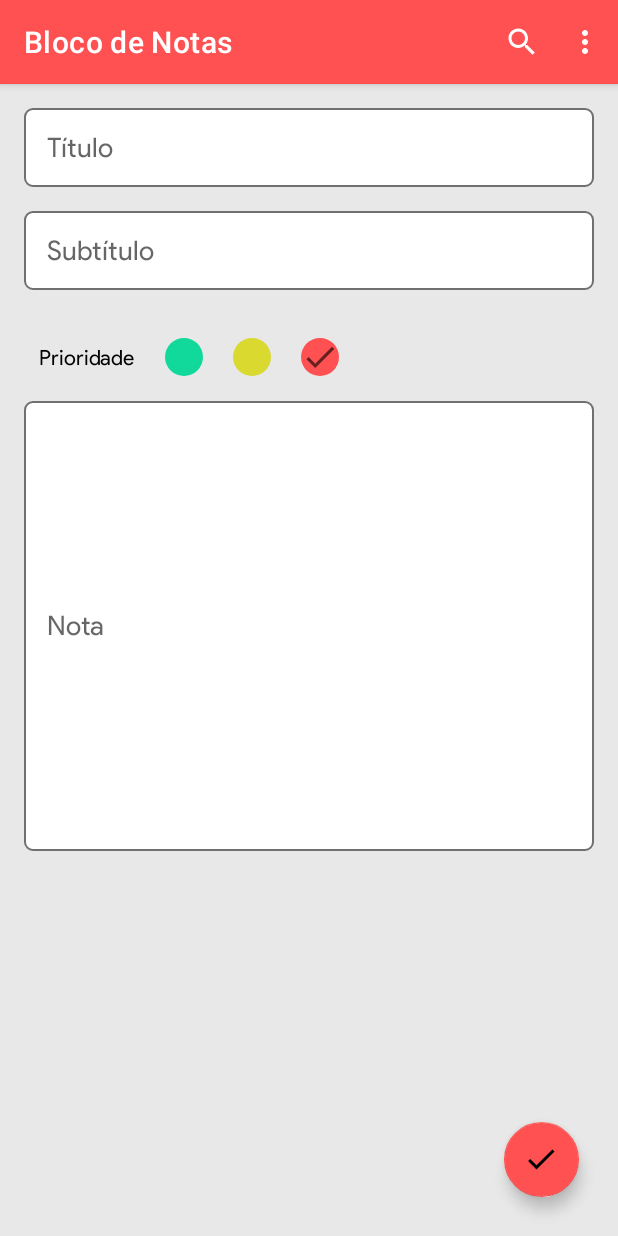
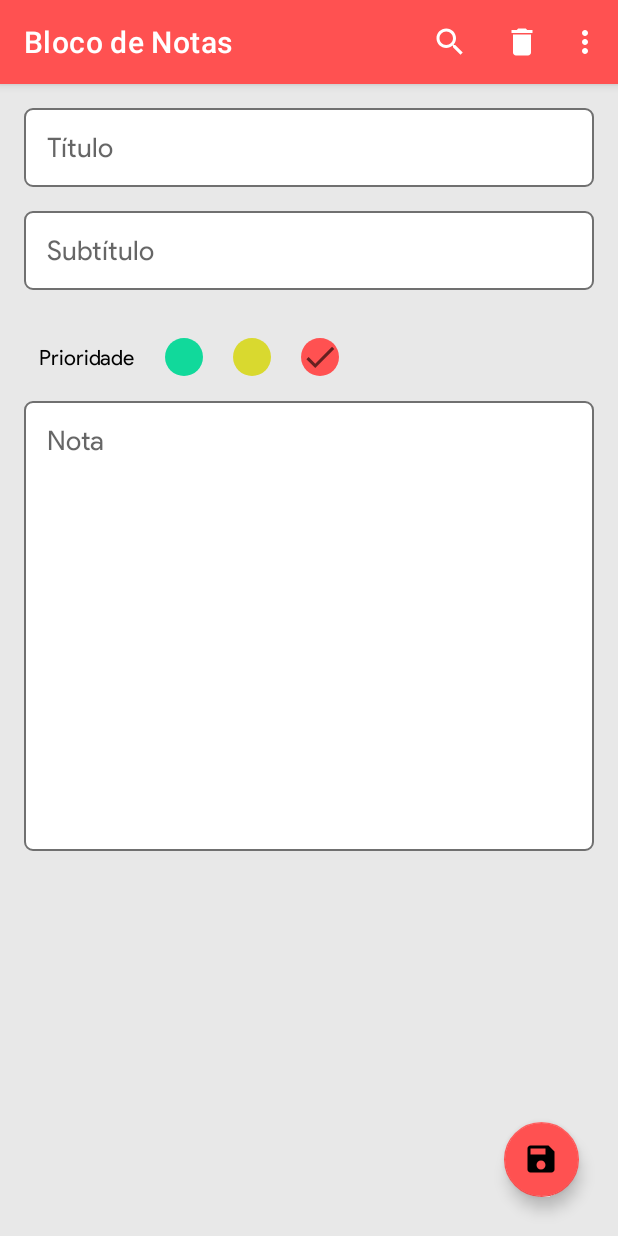
Before and after one commit to raquelvaladao/BlocodeNotas, an Android app: the fragment UpdateFragment placed in its activity, in the options menu, after a tap on "Deletar tudo", on a phone screen of 412 x 824 dp. Run offline under Robolectric (Android 15) with nearby library versions, the phone set to English and light mode, and no system bars; our stand-ins replace Room's generated code, data binding, navigation-ui; libraries missing offline, so code that uses them is left out: cn.pedant, com.pranavpandey.android; 6 statements that could not run were skipped.

Commit message:
delete implemented

```diff
--- a/app/build.gradle
+++ b/app/build.gradle
@@ -86,6 +86,9 @@ dependencies {
     //Custom Toast
     implementation 'com.pranavpandey.android:dynamic-toasts:3.3.1'
 
+    //Custom Alert Dialog
+    implementation 'cn.pedant.sweetalert:library:1.3'
+
 
 
 }
--- a/app/src/main/AndroidManifest.xml
+++ b/app/src/main/AndroidManifest.xml
@@ -1,5 +1,6 @@
 <?xml version="1.0" encoding="utf-8"?>
 <manifest xmlns:android="http://schemas.android.com/apk/res/android"
+    xmlns:tools="http://schemas.android.com/tools"
     package="com.raquel.blocodenotas">
 
     <application
@@ -7,6 +8,7 @@
         android:icon="@mipmap/ic_launcher"
         android:label="@string/app_name"
         android:roundIcon="@mipmap/ic_launcher_round"
+        tools:replace="android:icon"
         android:supportsRtl="true"
         android:theme="@style/Theme.BlocoDeNotas">
                <activity android:name=".MainActivity">
--- a/app/src/main/java/com/raquel/blocodenotas/MainActivity.kt
+++ b/app/src/main/java/com/raquel/blocodenotas/MainActivity.kt
@@ -2,10 +2,8 @@ package com.raquel.blocodenotas
 
 import androidx.appcompat.app.AppCompatActivity
 import android.os.Bundle
-import androidx.navigation.NavController
 import androidx.navigation.findNavController
 import androidx.navigation.ui.setupActionBarWithNavController
-import com.raquel.blocodenotas.databinding.ActivityMainBinding
 
 class MainActivity : AppCompatActivity() {
 
@@ -14,7 +12,6 @@ class MainActivity : AppCompatActivity() {
         setContentView(R.layout.activity_main)
 
         setupActionBarWithNavController(findNavController(R.id.host_fragment))
-
     }
 
     override fun onSupportNavigateUp(): Boolean {
--- a/app/src/main/java/com/raquel/blocodenotas/fragments/ListFragment.kt
+++ b/app/src/main/java/com/raquel/blocodenotas/fragments/ListFragment.kt
@@ -2,12 +2,13 @@ package com.raquel.blocodenotas.fragments
 
 import android.os.Bundle
 import android.view.*
+import android.widget.Toast
 import androidx.fragment.app.Fragment
-import androidx.lifecycle.Observer
 import androidx.lifecycle.ViewModelProvider
 import androidx.navigation.fragment.findNavController
 import androidx.recyclerview.widget.GridLayoutManager
 import com.raquel.blocodenotas.R
+import com.raquel.blocodenotas.adapter.ListAdapter
 import com.raquel.blocodenotas.viewmodel.UserViewModel
 import com.raquel.blocodenotas.databinding.FragmentListBinding
 
@@ -30,9 +31,10 @@ class ListFragment : Fragment() {
         recyclerView.adapter = adapter
         recyclerView.layoutManager = GridLayoutManager(requireActivity(), 2)
 
-        //USERVIEWMODEL
+
+        //USERVIEWMODEL observa mudanças e notifica pro recyclerview
         mUserViewModel = ViewModelProvider(this).get(UserViewModel::class.java)
-        mUserViewModel.readAllData.observe(viewLifecycleOwner, Observer { user -> adapter.setData(user) })
+        mUserViewModel.readAllData.observe(viewLifecycleOwner, { user -> adapter.setData(user) })
 
         binding.newNotesButton.setOnClickListener {
             findNavController().navigate(R.id.action_listFragment3_to_notesFragment)
--- a/app/src/main/java/com/raquel/blocodenotas/fragments/UpdateFragment.kt
+++ b/app/src/main/java/com/raquel/blocodenotas/fragments/UpdateFragment.kt
@@ -1,21 +1,23 @@
 package com.raquel.blocodenotas.fragments
 
+import android.app.AlertDialog
 import android.os.Bundle
 import android.view.*
 import androidx.fragment.app.Fragment
 import androidx.fragment.app.viewModels
 import androidx.navigation.fragment.findNavController
 import androidx.navigation.fragment.navArgs
+import cn.pedant.SweetAlert.SweetAlertDialog
 import com.pranavpandey.android.dynamic.toasts.DynamicToast
 import com.raquel.blocodenotas.R
 import com.raquel.blocodenotas.data.Priority
 import com.raquel.blocodenotas.data.Priority.*
 import com.raquel.blocodenotas.data.User
-
 import com.raquel.blocodenotas.databinding.FragmentUpdateBinding
 import com.raquel.blocodenotas.viewmodel.UserViewModel
 import java.text.SimpleDateFormat
 import java.util.*
+
 
 class UpdateFragment : Fragment() {
 
@@ -31,7 +33,6 @@ class UpdateFragment : Fragment() {
 
     //update
     private val mUserViewModel: UserViewModel by viewModels()
-
 
     override fun onCreateView(inflater: LayoutInflater, container: ViewGroup?, savedInstanceState: Bundle?): View? {
 
@@ -62,28 +63,71 @@ class UpdateFragment : Fragment() {
                     updateDataToDatabase()
                 }
             }
+
         }
         initView()
+
+        setHasOptionsMenu(true)
         return view
+    }
+
+    override fun onOptionsItemSelected(item: MenuItem): Boolean{
+        if(item.itemId == R.id.delete_sigle) confirmRemoval()
+        return super.onOptionsItemSelected(item)
+    }
+
+
+
+    private fun confirmRemoval() {
+        val builder = AlertDialog.Builder(requireContext())
+        builder.setPositiveButton("Sim"){
+            _,_->
+            mUserViewModel.deleteUser(args.currentItem)
+            DynamicToast.make(this@UpdateFragment.requireActivity(), "Nota deletada")
+                    .show()
+            findNavController().navigate(R.id.action_updateFragment_to_listFragment3)
+            findNavController().navigate(R.id.action_updateFragment_to_listFragment3)
+
+        }
+        builder.setTitle("Tem certeza que deseja apagar ${args.currentItem.notesTitleDB}?")
+        builder.setMessage("Não será possível recuperar o arquivo")
+        builder.setNegativeButton("Não") { _, _ -> }
+        builder.create().show()
+    }
+
+    override fun onCreateOptionsMenu(menu: Menu, inflater: MenuInflater) {
+       inflater.inflate(R.menu.update_fragment_menu, menu)
     }
 
     private fun parsePriorityModelToView(enumPriority: Priority) {
        when (enumPriority) {
            LOW -> {
                binding.apply {
-                    NotesFragment.setGivenColorToPriorityImageView(updateGreenButton, updateYellowButton, updateRedButton)
+                   NotesFragment.setGivenColorToPriorityImageView(
+                           updateGreenButton,
+                           updateYellowButton,
+                           updateRedButton
+                   )
                }
                priority = "1"
            }
            MEDIUM -> {
                binding.apply {
-                    NotesFragment.setGivenColorToPriorityImageView(updateYellowButton, updateGreenButton, updateRedButton)
+                   NotesFragment.setGivenColorToPriorityImageView(
+                           updateYellowButton,
+                           updateGreenButton,
+                           updateRedButton
+                   )
                }
                priority = "2"
            }
            HIGH -> {
                binding.apply {
-                    NotesFragment.setGivenColorToPriorityImageView(updateRedButton, updateGreenButton, updateYellowButton)
+                   NotesFragment.setGivenColorToPriorityImageView(
+                           updateRedButton,
+                           updateGreenButton,
+                           updateYellowButton
+                   )
                }
                priority = "3"
            }
@@ -112,7 +156,8 @@ class UpdateFragment : Fragment() {
 
             if (NotesFragment.inputCheck(title, notes)) {
                 //SE FOR TRUE, CRIAR OBJETO DA CLASSE USER NO BANCO DE DADOS
-                val updatedItem = User(args.currentItem.id,
+                val updatedItem = User(
+                        args.currentItem.id,
                         title,
                         subtitle,
                         notes,
--- a/app/src/main/java/com/raquel/blocodenotas/viewmodel/UserDao.kt
+++ b/app/src/main/java/com/raquel/blocodenotas/viewmodel/UserDao.kt
@@ -16,7 +16,7 @@ interface UserDao {
     @Update
     suspend fun updateUser(user: User)
 
- //   @Delete
-  //  suspend fun deleteUser(user: User)
+    @Delete
+    suspend fun deleteUser(user: User)
 
 }
--- /dev/null
+++ b/app/src/main/res/drawable/ic_baseline_delete_24.xml
@@ -0,0 +1,10 @@
+<vector xmlns:android="http://schemas.android.com/apk/res/android"
+    android:width="24dp"
+    android:height="24dp"
+    android:viewportWidth="24"
+    android:viewportHeight="24"
+    android:tint="?attr/colorControlNormal">
+  <path
+      android:fillColor="@android:color/white"
+      android:pathData="M6,19c0,1.1 0.9,2 2,2h8c1.1,0 2,-0.9 2,-2V7H6v12zM19,4h-3.5l-1,-1h-5l-1,1H5v2h14V4z"/>
+</vector>
--- /dev/null
+++ b/app/src/main/res/drawable/ic_baseline_save.xml
@@ -0,0 +1,10 @@
+<vector xmlns:android="http://schemas.android.com/apk/res/android"
+    android:width="24dp"
+    android:height="24dp"
+    android:viewportWidth="24"
+    android:viewportHeight="24"
+    android:tint="?attr/colorControlNormal">
+  <path
+      android:fillColor="@android:color/white"
+      android:pathData="M17,3L5,3c-1.11,0 -2,0.9 -2,2v14c0,1.1 0.89,2 2,2h14c1.1,0 2,-0.9 2,-2L21,7l-4,-4zM12,19c-1.66,0 -3,-1.34 -3,-3s1.34,-3 3,-3 3,1.34 3,3 -1.34,3 -3,3zM15,9L5,9L5,5h10v4z"/>
+</vector>
--- a/app/src/main/res/layout/fragment_update.xml
+++ b/app/src/main/res/layout/fragment_update.xml
@@ -26,7 +26,8 @@
                 android:background="@drawable/edit_text_back"
                 android:fontFamily="@font/product_sans_regular"
                 android:hint="Título"
-                android:padding="15dp" />
+                android:padding="15dp"
+                android:singleLine="true"/>
 
             <EditText
                 android:id="@+id/update_subtitleEditText"
@@ -40,7 +41,8 @@
                 android:background="@drawable/edit_text_back"
                 android:fontFamily="@font/product_sans_regular"
                 android:hint="Subtítulo"
-                android:padding="15dp" />
+                android:padding="15dp"
+                android:singleLine="true"/>
 
             <LinearLayout
                 android:layout_width="match_parent"
@@ -95,7 +97,8 @@
                 android:background="@drawable/edit_text_back"
                 android:fontFamily="@font/product_sans_regular"
                 android:hint="Nota"
-                android:padding="15dp" />
+                android:padding="15dp"
+                android:gravity="start"/>
 
         </LinearLayout>
 
@@ -107,7 +110,7 @@
             android:layout_alignParentBottom="true"
             android:layout_alignParentRight="true"
             android:backgroundTint="@color/red"
-            android:src="@drawable/ic_baseline_done_24"
+            android:src="@drawable/ic_baseline_save"
             app:fabCustomSize="50dp" />
 
     </RelativeLayout>
--- /dev/null
+++ b/app/src/main/res/menu/update_fragment_menu.xml
@@ -0,0 +1,10 @@
+<?xml version="1.0" encoding="utf-8"?>
+<menu xmlns:app="http://schemas.android.com/apk/res-auto"
+    xmlns:android="http://schemas.android.com/apk/res/android">
+
+    <item android:title="Deletar"
+        android:id="@+id/delete_sigle"
+        android:icon="@drawable/ic_baseline_delete_24"
+        android:iconTint="@color/white"
+        app:showAsAction="ifRoom"/>
+</menu>
```
Also changed, not shown: app/src/main/java/com/raquel/blocodenotas/adapter/ListAdapter.kt (renamed from app/src/main/java/com/raquel/blocodenotas/fragments/ListAdapter.kt, +5 -3 lines), app/src/main/java/com/raquel/blocodenotas/data/UserRepository.kt (+3 -4 lines), app/src/main/java/com/raquel/blocodenotas/viewmodel/UserViewModel.kt (+5 -5 lines), app/src/main/res/layout/fragment_notes.xml (+6 -3 lines). Lines whose indentation alone changed are shown as unchanged.
